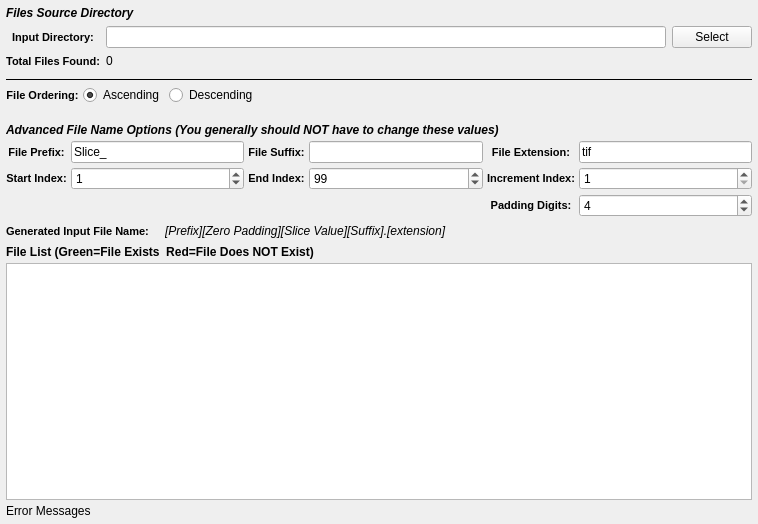
Before: the Qt Designer form Source/SVWidgetsLib/FilterParameterWidgets/UI_Files/FileListInfoWidget.ui in BlueQuartzSoftware/SIMPL, drawn with Qt 5.
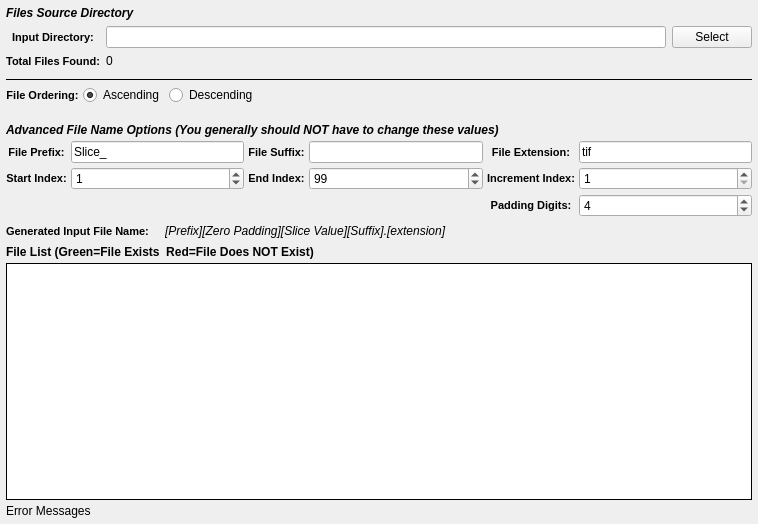
After: the same form once the commit is applied. Custom widgets are drawn as their Qt base class.

```diff
--- a/Source/SVWidgetsLib/FilterParameterWidgets/UI_Files/FileListInfoWidget.ui
+++ b/Source/SVWidgetsLib/FilterParameterWidgets/UI_Files/FileListInfoWidget.ui
@@ -363,6 +363,12 @@
      <property name="toolTip">
       <string>The list of files that will be imported in the order they will be imported into the HDF5 Ebsd File</string>
      </property>
+     <property name="frameShape">
+      <enum>QFrame::Box</enum>
+     </property>
+     <property name="frameShadow">
+      <enum>QFrame::Plain</enum>
+     </property>
     </widget>
    </item>
    <item row="8" column="0">
@@ -498,6 +504,11 @@
    <extends>QLineEdit</extends>
    <header location="global">QtSLineEdit.h</header>
   </customwidget>
+  <customwidget>
+   <class>SVLineEdit</class>
+   <extends>QLineEdit</extends>
+   <header location="global">SVControlWidgets.h</header>
+  </customwidget>
  </customwidgets>
  <tabstops>
   <tabstop>inputDir</tabstop>
```
Left out of the diff: 6 changed lines with no effect on the pictures.
